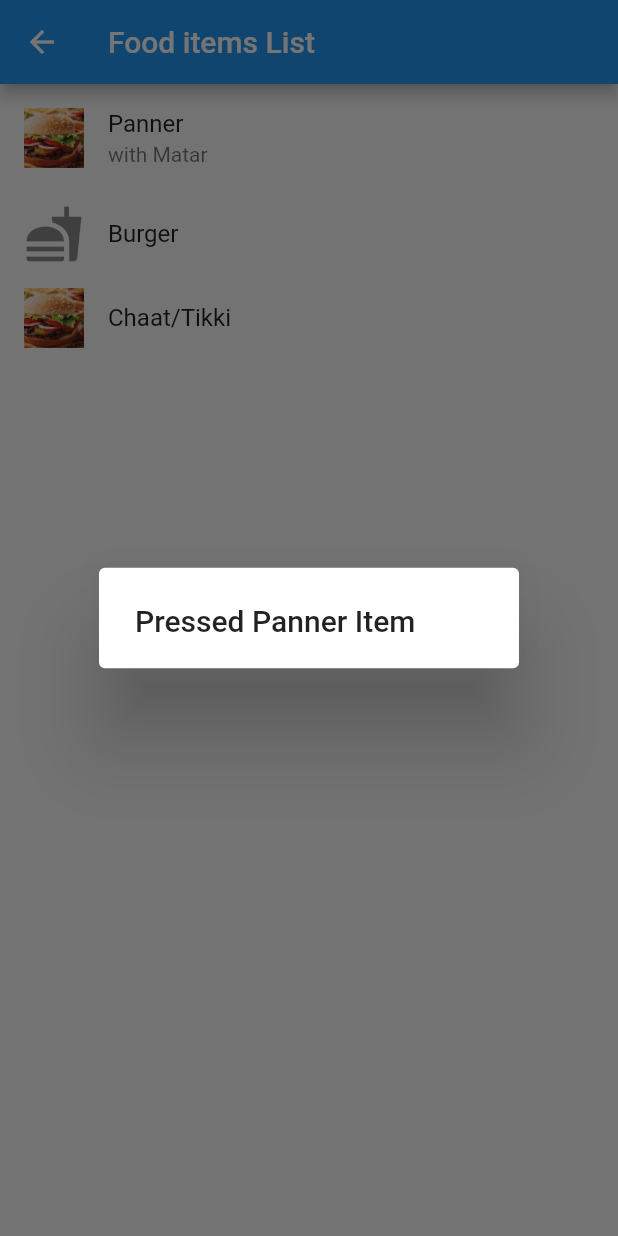
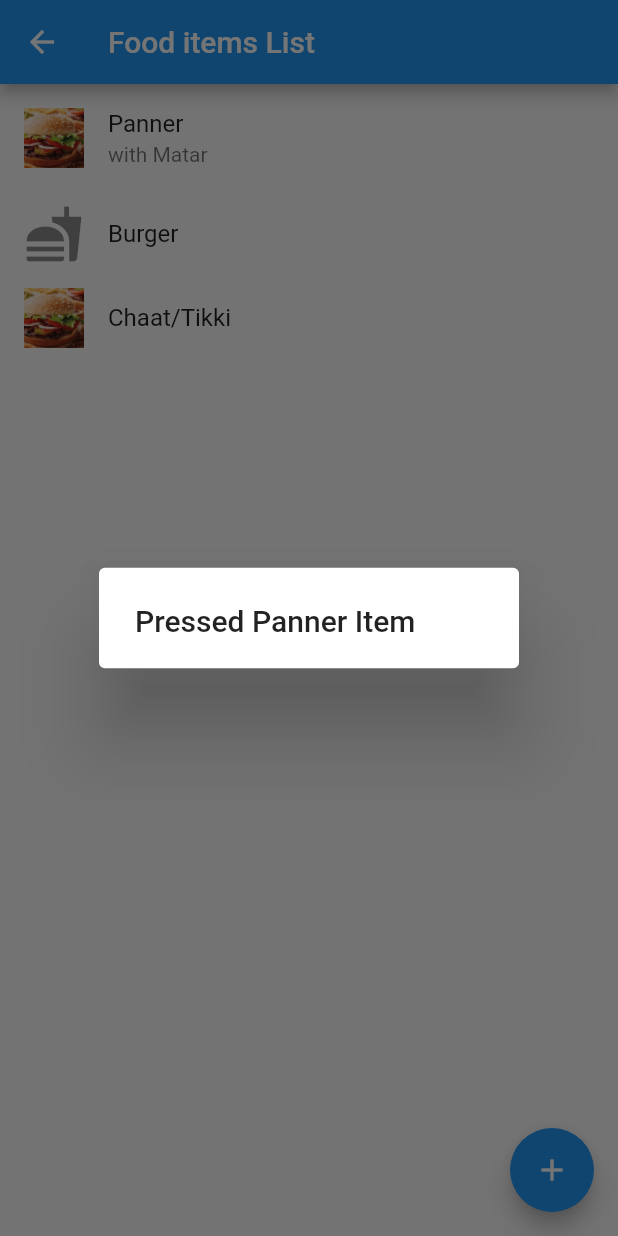
Before and after one commit to vikasmain/food_app_flutter, a Flutter app: the ListScreen screen opened directly, after a tap on "Panner", on a phone screen of 412 x 824 dp. Run offline on Flutter 3.47's test engine with Material 2 defaults, Android fonts, the phone set to English and light mode, and no system bars.

Commit message:
Add Fab button

```diff
--- a/lib/app_screens/list_view_screen.dart
+++ b/lib/app_screens/list_view_screen.dart
@@ -18,7 +18,7 @@ class ListScreen extends StatelessWidget {
               title: Text('Panner'),
               subtitle: Text("with Matar"),
               onTap: () {
-                return Dialog(context);
+                return Dialog(context,"Pressed Panner Item");
               },
             ),
             ListTile(
@@ -32,13 +32,20 @@ class ListScreen extends StatelessWidget {
             ),
           ],
         ),
+        floatingActionButton: FloatingActionButton(
+          onPressed: () {
+            Dialog(context,"clicked fab");
+          },
+          child: Icon(Icons.add),
+          tooltip: 'Add One More Item',
+        ),
       ),
     );
   }
 }
 
-void Dialog(BuildContext context) {
-  var alertDialog = AlertDialog(title: Text("Pressed Panner Item"));
+void Dialog(BuildContext context, String text) {
+  var alertDialog = AlertDialog(title: Text(text));
   showDialog(
       context: context,
       builder: (BuildContext context) {
```
